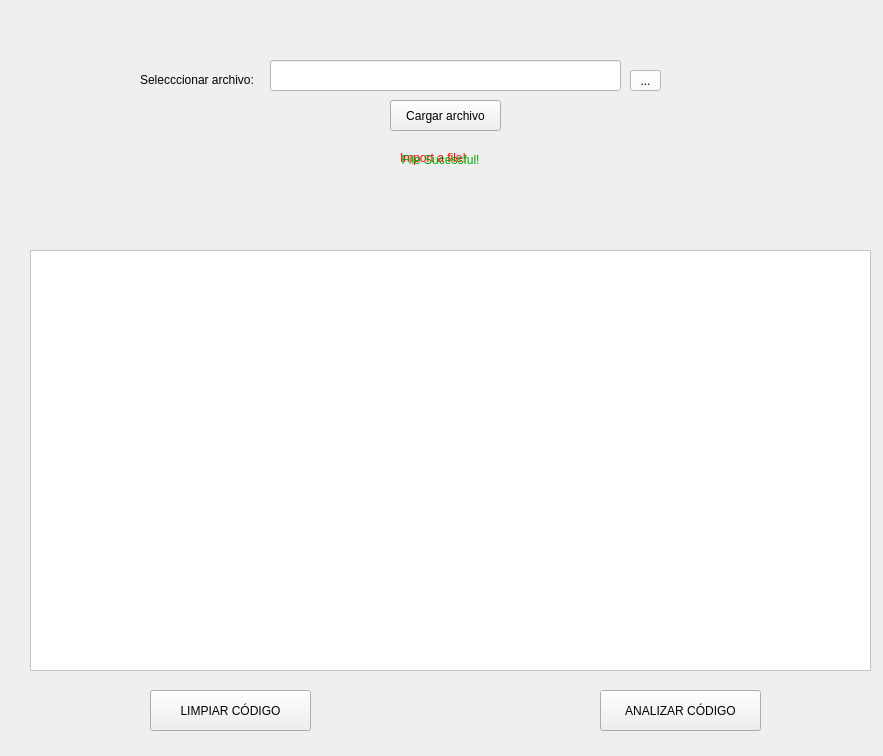
Qt form Views/main.ui (AxelRuLo/CompiladoresP1) before a commit.
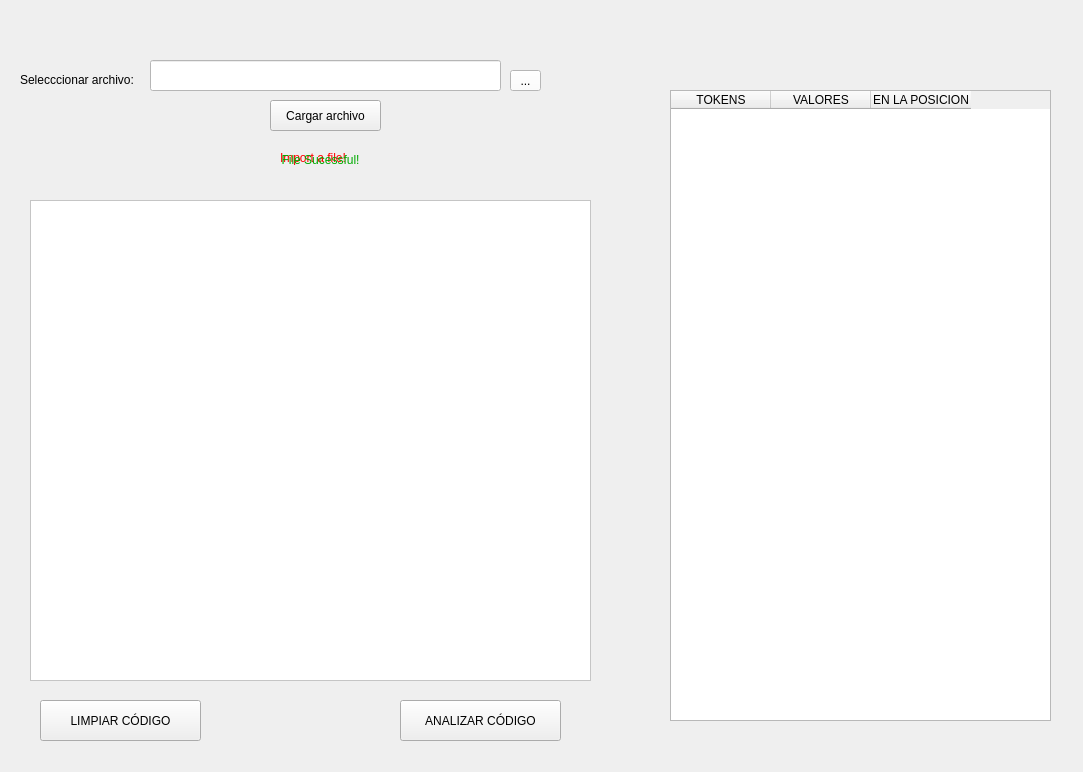
The same form after that commit.

Commit message: table view added

```diff
--- a/Views/main.ui
+++ b/Views/main.ui
@@ -6,8 +6,8 @@
    <rect>
     <x>0</x>
     <y>0</y>
-    <width>883</width>
-    <height>756</height>
+    <width>1083</width>
+    <height>772</height>
    </rect>
   </property>
   <property name="windowTitle">
@@ -21,9 +21,9 @@
     <property name="geometry">
      <rect>
       <x>30</x>
-      <y>250</y>
-      <width>841</width>
-      <height>421</height>
+      <y>200</y>
+      <width>561</width>
+      <height>481</height>
      </rect>
     </property>
     <property name="styleSheet">
@@ -33,8 +33,8 @@
    <widget class="QPushButton" name="pushButton_analizarCodigo">
     <property name="geometry">
      <rect>
-      <x>600</x>
-      <y>690</y>
+      <x>400</x>
+      <y>700</y>
       <width>161</width>
       <height>41</height>
      </rect>
@@ -49,7 +49,7 @@
    <widget class="QToolButton" name="pushButton_buscarArchivo">
     <property name="geometry">
      <rect>
-      <x>630</x>
+      <x>510</x>
       <y>70</y>
       <width>31</width>
       <height>21</height>
@@ -65,7 +65,7 @@
    <widget class="QLabel" name="label">
     <property name="geometry">
      <rect>
-      <x>140</x>
+      <x>20</x>
       <y>70</y>
       <width>121</width>
       <height>20</height>
@@ -81,7 +81,7 @@
    <widget class="QPushButton" name="pushButton_cargarArchivo">
     <property name="geometry">
      <rect>
-      <x>390</x>
+      <x>270</x>
       <y>100</y>
       <width>111</width>
       <height>31</height>
@@ -97,7 +97,7 @@
    <widget class="QLineEdit" name="textField_selected_file">
     <property name="geometry">
      <rect>
-      <x>270</x>
+      <x>150</x>
       <y>60</y>
       <width>351</width>
       <height>31</height>
@@ -122,7 +122,7 @@
    <widget class="QLabel" name="label_alert">
     <property name="geometry">
      <rect>
-      <x>400</x>
+      <x>280</x>
       <y>150</y>
       <width>81</width>
       <height>16</height>
@@ -138,7 +138,7 @@
    <widget class="QLabel" name="label_file_sucessful">
     <property name="geometry">
      <rect>
-      <x>390</x>
+      <x>270</x>
       <y>150</y>
       <width>101</width>
       <height>20</height>
@@ -157,8 +157,8 @@
    <widget class="QPushButton" name="pushButton_limpiarCodigo">
     <property name="geometry">
      <rect>
-      <x>150</x>
-      <y>690</y>
+      <x>40</x>
+      <y>700</y>
       <width>161</width>
       <height>41</height>
      </rect>
@@ -170,6 +170,31 @@
      <string>LIMPIAR CÓDIGO</string>
     </property>
    </widget>
+   <widget class="QTableWidget" name="tabla_tokens">
+    <property name="geometry">
+     <rect>
+      <x>670</x>
+      <y>90</y>
+      <width>381</width>
+      <height>631</height>
+     </rect>
+    </property>
+    <column>
+     <property name="text">
+      <string>TOKENS</string>
+     </property>
+    </column>
+    <column>
+     <property name="text">
+      <string>VALORES</string>
+     </property>
+    </column>
+    <column>
+     <property name="text">
+      <string>EN LA POSICION</string>
+     </property>
+    </column>
+   </widget>
   </widget>
  </widget>
  <resources/>
```
The commit also changes 1 other file.
